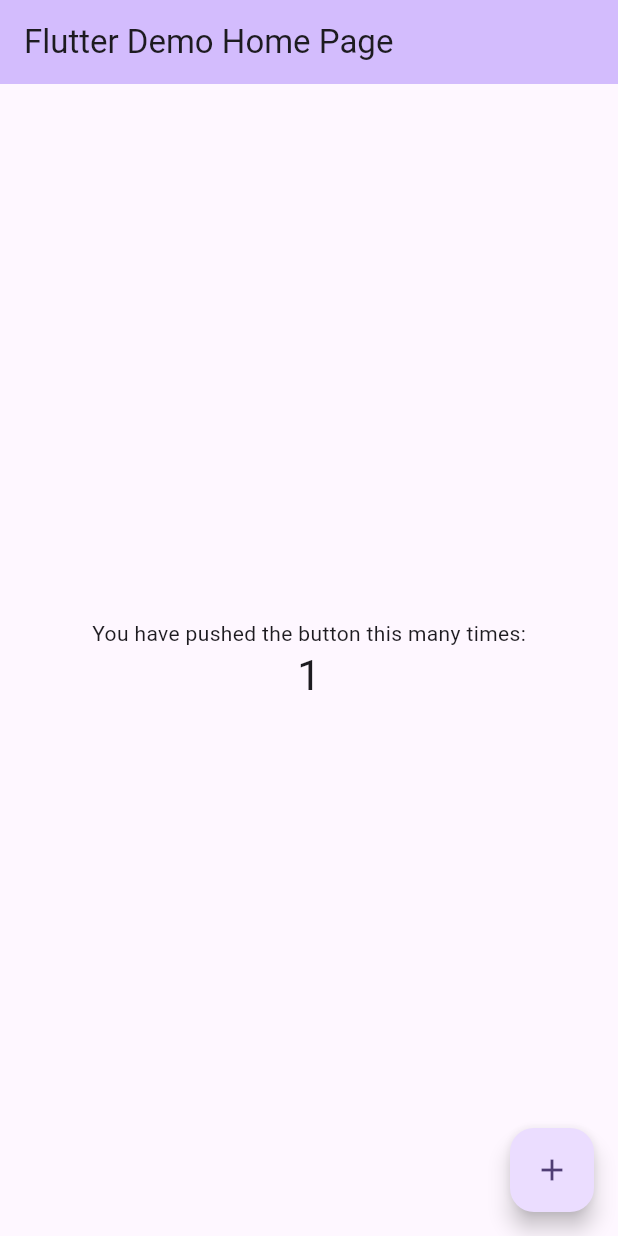
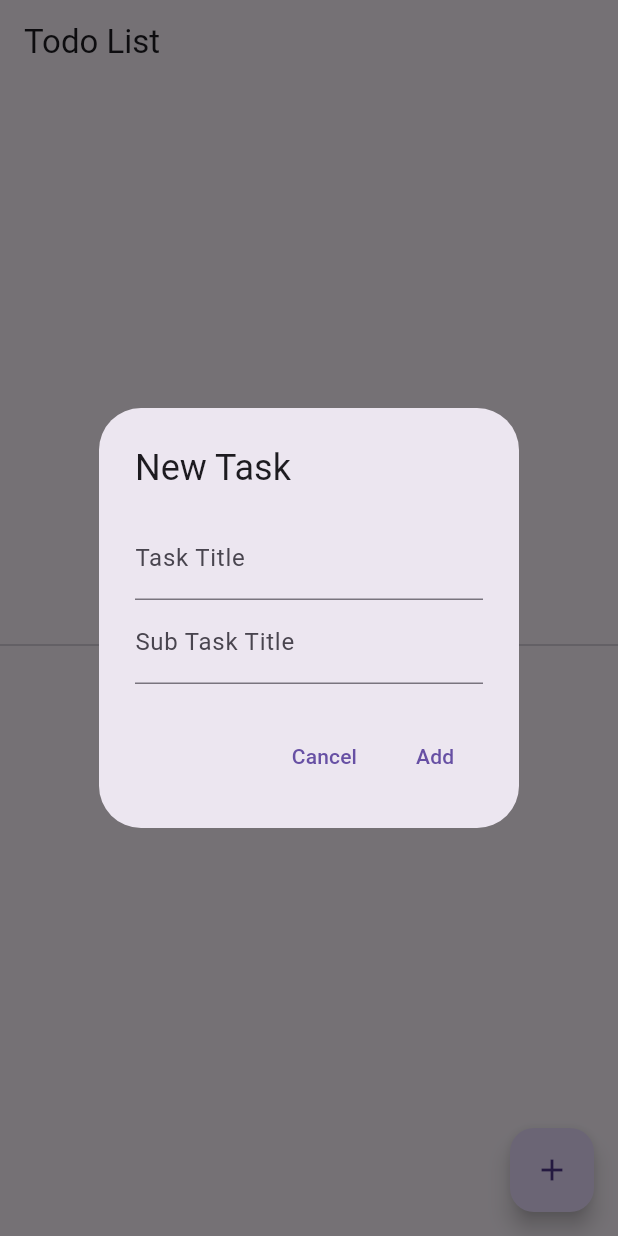
Before and after one commit to x1jy0/TheBestTodoList, a Flutter app: the screen it shows after launch, after a tap on the "add" icon, on a phone screen of 412 x 824 dp. Run offline on Flutter 3.47's test engine with Material 3 defaults, Android fonts, the phone set to English and light mode, and no system bars; our stand-ins replace shared_preferences.

Commit message:
仮で主なフレームを作成

```diff
--- a/todo_app/lib/main.dart
+++ b/todo_app/lib/main.dart
@@ -1,125 +1,267 @@
 import 'package:flutter/material.dart';
+import 'package:shared_preferences/shared_preferences.dart';
 
 void main() {
-  runApp(const MyApp());
+  runApp(MyApp());
 }
 
 class MyApp extends StatelessWidget {
-  const MyApp({super.key});
-
-  // This widget is the root of your application.
   @override
   Widget build(BuildContext context) {
     return MaterialApp(
-      title: 'Flutter Demo',
+      title: 'Todo List',
       theme: ThemeData(
-        // This is the theme of your application.
-        //
-        // TRY THIS: Try running your application with "flutter run". You'll see
-        // the application has a purple toolbar. Then, without quitting the app,
-        // try changing the seedColor in the colorScheme below to Colors.green
-        // and then invoke "hot reload" (save your changes or press the "hot
-        // reload" button in a Flutter-supported IDE, or press "r" if you used
-        // the command line to start the app).
-        //
-        // Notice that the counter didn't reset back to zero; the application
-        // state is not lost during the reload. To reset the state, use hot
-        // restart instead.
-        //
-        // This works for code too, not just values: Most code changes can be
-        // tested with just a hot reload.
-        colorScheme: ColorScheme.fromSeed(seedColor: Colors.deepPurple),
-        useMaterial3: true,
+        primarySwatch: Colors.blue,
       ),
-      home: const MyHomePage(title: 'Flutter Demo Home Page'),
+      home: TodoListScreen(),
     );
   }
 }
 
-class MyHomePage extends StatefulWidget {
-  const MyHomePage({super.key, required this.title});
+class TodoListScreen extends StatefulWidget {
+  @override
+  _TodoListScreenState createState() => _TodoListScreenState();
+}
 
-  // This widget is the home page of your application. It is stateful, meaning
-  // that it has a State object (defined below) that contains fields that affect
-  // how it looks.
-
-  // This class is the configuration for the state. It holds the values (in this
-  // case the title) provided by the parent (in this case the App widget) and
-  // used by the build method of the State. Fields in a Widget subclass are
-  // always marked "final".
-
-  final String title;
+class _TodoListScreenState extends State<TodoListScreen> {
+  List<Task> tasks = [];
+  List<Task> archivedTasks = [];
 
   @override
-  State<MyHomePage> createState() => _MyHomePageState();
+  void initState() {
+    super.initState();
+    _loadTasks();
+  }
+
+  _loadTasks() async {
+    SharedPreferences prefs = await SharedPreferences.getInstance();
+    List<String> taskStrings = prefs.getStringList('tasks') ?? [];
+    List<String> archivedTaskStrings =
+        prefs.getStringList('archivedTasks') ?? [];
+
+    setState(() {
+      tasks = taskStrings.map((task) => Task.fromJson(task)).toList();
+      archivedTasks =
+          archivedTaskStrings.map((task) => Task.fromJson(task)).toList();
+    });
+  }
+
+  _saveTasks() async {
+    SharedPreferences prefs = await SharedPreferences.getInstance();
+    List<String> taskStrings = tasks.map((task) => task.toJson()).toList();
+    List<String> archivedTaskStrings =
+        archivedTasks.map((task) => task.toJson()).toList();
+
+    await prefs.setStringList('tasks', taskStrings);
+    await prefs.setStringList('archivedTasks', archivedTaskStrings);
+  }
+
+  void _addTask(Task task) {
+    setState(() {
+      tasks.add(task);
+    });
+    _saveTasks();
+  }
+
+  void _archiveTask(Task task) {
+    setState(() {
+      tasks.remove(task);
+      archivedTasks.add(task);
+    });
+    _saveTasks();
+  }
+
+  @override
+  Widget build(BuildContext context) {
+    return Scaffold(
+      appBar: AppBar(
+        title: Text('Todo List'),
+      ),
+      body: Column(
+        children: [
+          Expanded(
+            child: ListView.builder(
+              itemCount: tasks.length,
+              itemBuilder: (context, index) {
+                return TaskWidget(
+                  task: tasks[index],
+                  onArchive: () => _archiveTask(tasks[index]),
+                );
+              },
+            ),
+          ),
+          Divider(),
+          Text('Archived Tasks'),
+          Expanded(
+            child: ListView.builder(
+              itemCount: archivedTasks.length,
+              itemBuilder: (context, index) {
+                return TaskWidget(
+                  task: archivedTasks[index],
+                  isArchived: true,
+                );
+              },
+            ),
+          ),
+        ],
+      ),
+      floatingActionButton: FloatingActionButton(
+        onPressed: () {
+          showDialog(
+            context: context,
+            builder: (context) {
+              return NewTaskDialog(
+                onAddTask: _addTask,
+              );
+            },
+          );
+        },
+        child: Icon(Icons.add),
+      ),
+    );
+  }
 }
 
-class _MyHomePageState extends State<MyHomePage> {
-  int _counter = 0;
+class Task {
+  String title;
+  List<Task> subTasks;
+  bool isCompleted;
 
-  void _incrementCounter() {
+  Task(
+      {required this.title,
+      this.subTasks = const [],
+      this.isCompleted = false});
+
+  Task.fromJson(String json)
+      : title = json.split('|')[0],
+        subTasks = json.split('|').length > 1
+            ? (json
+                .split('|')[1]
+                .split(';')
+                .map((subTask) => Task.fromJson(subTask))
+                .toList())
+            : [],
+        isCompleted =
+            json.split('|').length > 2 ? json.split('|')[2] == 'true' : false;
+
+  String toJson() {
+    return '$title|${subTasks.map((subTask) => subTask.toJson()).join(';')}|$isCompleted';
+  }
+}
+
+class TaskWidget extends StatefulWidget {
+  final Task task;
+  final bool isArchived;
+  final VoidCallback? onArchive;
+
+  TaskWidget({required this.task, this.isArchived = false, this.onArchive});
+
+  @override
+  _TaskWidgetState createState() => _TaskWidgetState();
+}
+
+class _TaskWidgetState extends State<TaskWidget> {
+  bool _isExpanded = false;
+
+  @override
+  Widget build(BuildContext context) {
+    return ListTile(
+      title: Text(widget.task.title),
+      leading: Checkbox(
+        value: widget.task.isCompleted,
+        onChanged: (bool? value) {
+          setState(() {
+            widget.task.isCompleted = value!;
+          });
+        },
+      ),
+      trailing: widget.isArchived
+          ? null
+          : IconButton(
+              icon: Icon(Icons.archive),
+              onPressed: widget.onArchive,
+            ),
+      onTap: () {
+        setState(() {
+          _isExpanded = !_isExpanded;
+        });
+      },
+      subtitle: _isExpanded
+          ? Column(
+              children: widget.task.subTasks
+                  .map((subTask) => ListTile(
+                        title: Text(subTask.title),
+                        leading: Checkbox(
+                          value: subTask.isCompleted,
+                          onChanged: (bool? value) {
+                            setState(() {
+                              subTask.isCompleted = value!;
+                            });
+                          },
+                        ),
+                      ))
+                  .toList(),
+            )
+          : null,
+    );
+  }
+}
+
+class NewTaskDialog extends StatefulWidget {
+  final Function(Task) onAddTask;
+
+  NewTaskDialog({required this.onAddTask});
+
+  @override
+  _NewTaskDialogState createState() => _NewTaskDialogState();
+}
+
+class _NewTaskDialogState extends State<NewTaskDialog> {
+  TextEditingController _titleController = TextEditingController();
+  List<Task> _subTasks = [];
+
+  void _addSubTask(String title) {
     setState(() {
-      // This call to setState tells the Flutter framework that something has
-      // changed in this State, which causes it to rerun the build method below
-      // so that the display can reflect the updated values. If we changed
-      // _counter without calling setState(), then the build method would not be
-      // called again, and so nothing would appear to happen.
-      _counter++;
+      _subTasks.add(Task(title: title));
     });
   }
 
   @override
   Widget build(BuildContext context) {
-    // This method is rerun every time setState is called, for instance as done
-    // by the _incrementCounter method above.
-    //
-    // The Flutter framework has been optimized to make rerunning build methods
-    // fast, so that you can just rebuild anything that needs updating rather
-    // than having to individually change instances of widgets.
-    return Scaffold(
-      appBar: AppBar(
-        // TRY THIS: Try changing the color here to a specific color (to
-        // Colors.amber, perhaps?) and trigger a hot reload to see the AppBar
-        // change color while the other colors stay the same.
-        backgroundColor: Theme.of(context).colorScheme.inversePrimary,
-        // Here we take the value from the MyHomePage object that was created by
-        // the App.build method, and use it to set our appbar title.
-        title: Text(widget.title),
+    return AlertDialog(
+      title: Text('New Task'),
+      content: Column(
+        mainAxisSize: MainAxisSize.min,
+        children: [
+          TextField(
+            controller: _titleController,
+            decoration: InputDecoration(labelText: 'Task Title'),
+          ),
+          ..._subTasks
+              .map((subTask) => ListTile(title: Text(subTask.title)))
+              .toList(),
+          TextField(
+            decoration: InputDecoration(labelText: 'Sub Task Title'),
+            onSubmitted: _addSubTask,
+          ),
+        ],
       ),
-      body: Center(
-        // Center is a layout widget. It takes a single child and positions it
-        // in the middle of the parent.
-        child: Column(
-          // Column is also a layout widget. It takes a list of children and
-          // arranges them vertically. By default, it sizes itself to fit its
-          // children horizontally, and tries to be as tall as its parent.
-          //
-          // Column has various properties to control how it sizes itself and
-          // how it positions its children. Here we use mainAxisAlignment to
-          // center the children vertically; the main axis here is the vertical
-          // axis because Columns are vertical (the cross axis would be
-          // horizontal).
-          //
-          // TRY THIS: Invoke "debug painting" (choose the "Toggle Debug Paint"
-          // action in the IDE, or press "p" in the console), to see the
-          // wireframe for each widget.
-          mainAxisAlignment: MainAxisAlignment.center,
-          children: <Widget>[
-            const Text(
-              'You have pushed the button this many times:',
-            ),
-            Text(
-              '$_counter',
-              style: Theme.of(context).textTheme.headlineMedium,
-            ),
-          ],
+      actions: [
+        TextButton(
+          onPressed: () {
+            Navigator.of(context).pop();
+          },
+          child: Text('Cancel'),
         ),
-      ),
-      floatingActionButton: FloatingActionButton(
-        onPressed: _incrementCounter,
-        tooltip: 'Increment',
-        child: const Icon(Icons.add),
-      ), // This trailing comma makes auto-formatting nicer for build methods.
+        TextButton(
+          onPressed: () {
+            widget.onAddTask(
+                Task(title: _titleController.text, subTasks: _subTasks));
+            Navigator.of(context).pop();
+          },
+          child: Text('Add'),
+        ),
+      ],
     );
   }
 }
```
Also changed, not shown: todo_app/pubspec.yaml (+3 -4 lines), 12 other files.
